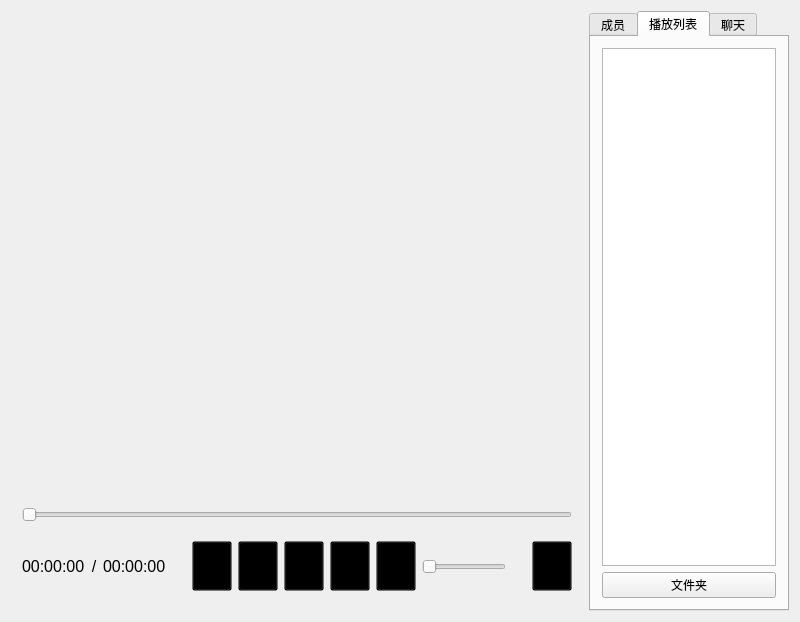
Canxin-ku/Media-Player, file widget.ui: the form before one commit.
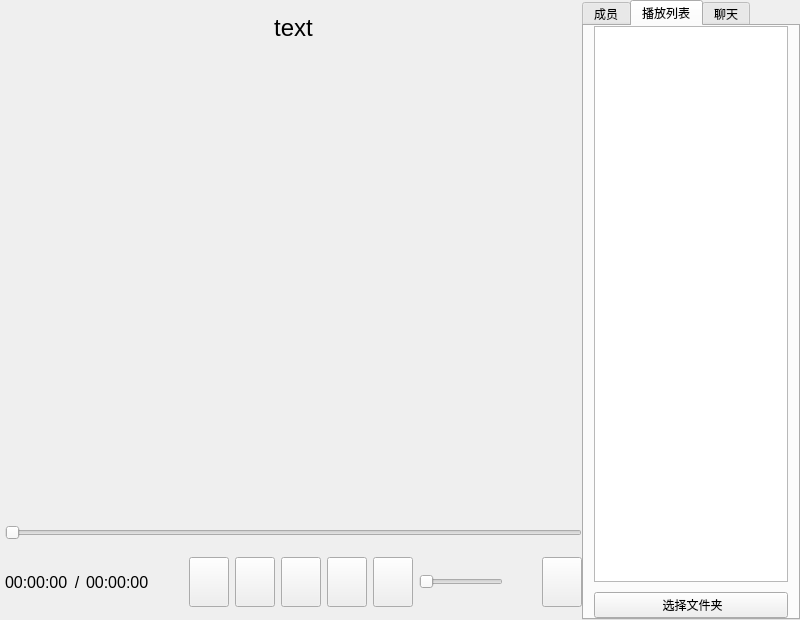
The form after the commit. The open tabs and pages were chosen to show the change. Icons and pictures are not drawn. Custom widgets are drawn as their Qt base class.

What changed in the file:
```diff
--- a/widget.ui
+++ b/widget.ui
@@ -10,7 +10,7 @@
     <x>0</x>
     <y>0</y>
     <width>800</width>
-    <height>618</height>
+    <height>620</height>
    </rect>
   </property>
   <property name="sizePolicy">
@@ -19,10 +19,37 @@
     <verstretch>0</verstretch>
    </sizepolicy>
   </property>
+  <property name="minimumSize">
+   <size>
+    <width>800</width>
+    <height>600</height>
+   </size>
+  </property>
   <property name="windowTitle">
    <string>Widget</string>
   </property>
   <layout class="QGridLayout" name="gridLayout">
+   <property name="sizeConstraint">
+    <enum>QLayout::SetNoConstraint</enum>
+   </property>
+   <property name="leftMargin">
+    <number>5</number>
+   </property>
+   <property name="topMargin">
+    <number>0</number>
+   </property>
+   <property name="rightMargin">
+    <number>0</number>
+   </property>
+   <property name="bottomMargin">
+    <number>0</number>
+   </property>
+   <property name="horizontalSpacing">
+    <number>0</number>
+   </property>
+   <property name="verticalSpacing">
+    <number>10</number>
+   </property>
    <item row="2" column="0">
     <widget class="QWidget" name="widget_operate" native="true">
      <property name="minimumSize">
@@ -37,7 +64,25 @@
        <height>120</height>
       </size>
      </property>
+     <property name="styleSheet">
+      <string notr="true"/>
+     </property>
      <layout class="QGridLayout" name="gridLayout_2">
+      <property name="leftMargin">
+       <number>0</number>
+      </property>
+      <property name="topMargin">
+       <number>0</number>
+      </property>
+      <property name="rightMargin">
+       <number>0</number>
+      </property>
+      <property name="bottomMargin">
+       <number>0</number>
+      </property>
+      <property name="spacing">
+       <number>0</number>
+      </property>
       <item row="0" column="0">
        <widget class="QSlider" name="slider_allTime">
         <property name="sizePolicy">
@@ -82,6 +127,9 @@
       </item>
       <item row="1" column="0">
        <layout class="QHBoxLayout" name="layout_operate_h">
+        <property name="spacing">
+         <number>6</number>
+        </property>
         <property name="sizeConstraint">
          <enum>QLayout::SetMinAndMaxSize</enum>
         </property>
@@ -176,7 +224,7 @@
            </size>
           </property>
           <property name="styleSheet">
-           <string notr="true">background-color:transparent;</string>
+           <string notr="true"/>
           </property>
           <property name="text">
            <string/>
@@ -214,7 +262,7 @@
            </size>
           </property>
           <property name="styleSheet">
-           <string notr="true">background-color:transparent;</string>
+           <string notr="true"/>
           </property>
           <property name="text">
            <string/>
@@ -252,7 +300,7 @@
            </size>
           </property>
           <property name="styleSheet">
-           <string notr="true">background-color:transparent;</string>
+           <string notr="true"/>
           </property>
           <property name="text">
            <string/>
@@ -290,7 +338,7 @@
            </size>
           </property>
           <property name="styleSheet">
-           <string notr="true">background-color:transparent;</string>
+           <string notr="true"/>
           </property>
           <property name="text">
            <string/>
@@ -328,7 +376,7 @@
            </size>
           </property>
           <property name="styleSheet">
-           <string notr="true">background-color:transparent;</string>
+           <string notr="true"/>
           </property>
           <property name="text">
            <string/>
@@ -353,6 +401,15 @@
             <verstretch>0</verstretch>
            </sizepolicy>
           </property>
+          <property name="minimumSize">
+           <size>
+            <width>84</width>
+            <height>22</height>
+           </size>
+          </property>
+          <property name="maximum">
+           <number>100</number>
+          </property>
           <property name="orientation">
            <enum>Qt::Horizontal</enum>
           </property>
@@ -389,7 +446,7 @@
            </size>
           </property>
           <property name="styleSheet">
-           <string notr="true">background-color:transparent;</string>
+           <string notr="true"/>
           </property>
           <property name="text">
            <string/>
@@ -414,7 +471,7 @@
    <item row="0" column="1" rowspan="3">
     <widget class="QTabWidget" name="widget_tab">
      <property name="sizePolicy">
-      <sizepolicy hsizetype="Preferred" vsizetype="Preferred">
+      <sizepolicy hsizetype="Expanding" vsizetype="Expanding">
        <horstretch>0</horstretch>
        <verstretch>0</verstretch>
       </sizepolicy>
@@ -447,6 +504,21 @@
        <string>播放列表</string>
       </attribute>
       <layout class="QGridLayout" name="gridLayout_3">
+       <property name="leftMargin">
+        <number>10</number>
+       </property>
+       <property name="topMargin">
+        <number>0</number>
+       </property>
+       <property name="rightMargin">
+        <number>10</number>
+       </property>
+       <property name="bottomMargin">
+        <number>0</number>
+       </property>
+       <property name="spacing">
+        <number>10</number>
+       </property>
        <item row="0" column="0">
         <widget class="QListWidget" name="listWidget_play">
          <property name="styleSheet">
@@ -457,7 +529,7 @@
        <item row="1" column="0">
         <widget class="QPushButton" name="btn_filePath">
          <property name="text">
-          <string>文件夹</string>
+          <string> 选择文件夹</string>
          </property>
          <property name="icon">
           <iconset resource="sources.qrc">
@@ -482,6 +554,9 @@
    </item>
    <item row="1" column="0">
     <widget class="QWidget" name="widget_video" native="true">
+     <property name="enabled">
+      <bool>true</bool>
+     </property>
      <property name="sizePolicy">
       <sizepolicy hsizetype="Expanding" vsizetype="Expanding">
        <horstretch>0</horstretch>
@@ -490,10 +565,49 @@
      </property>
      <property name="minimumSize">
       <size>
-       <width>569</width>
-       <height>450</height>
+       <width>577</width>
+       <height>500</height>
       </size>
      </property>
+     <property name="styleSheet">
+      <string notr="true"/>
+     </property>
+     <widget class="QLabel" name="label_title">
+      <property name="geometry">
+       <rect>
+        <x>0</x>
+        <y>0</y>
+        <width>577</width>
+        <height>35</height>
+       </rect>
+      </property>
+      <property name="sizePolicy">
+       <sizepolicy hsizetype="Expanding" vsizetype="Fixed">
+        <horstretch>0</horstretch>
+        <verstretch>0</verstretch>
+       </sizepolicy>
+      </property>
+      <property name="minimumSize">
+       <size>
+        <width>577</width>
+        <height>35</height>
+       </size>
+      </property>
+      <property name="font">
+       <font>
+        <pointsize>18</pointsize>
+       </font>
+      </property>
+      <property name="styleSheet">
+       <string notr="true"/>
+      </property>
+      <property name="text">
+       <string>text</string>
+      </property>
+      <property name="alignment">
+       <set>Qt::AlignCenter</set>
+      </property>
+     </widget>
     </widget>
    </item>
   </layout>
@@ -502,6 +616,13 @@
   <zorder>widget_video</zorder>
  </widget>
  <layoutdefault spacing="6" margin="11"/>
+ <customwidgets>
+  <customwidget>
+   <class>MySlider</class>
+   <extends>QSlider</extends>
+   <header location="global">myslider.h</header>
+  </customwidget>
+ </customwidgets>
  <resources>
   <include location="sources.qrc"/>
  </resources>
```
Left out of the diff: 21 changed lines with no effect on the pictures.
